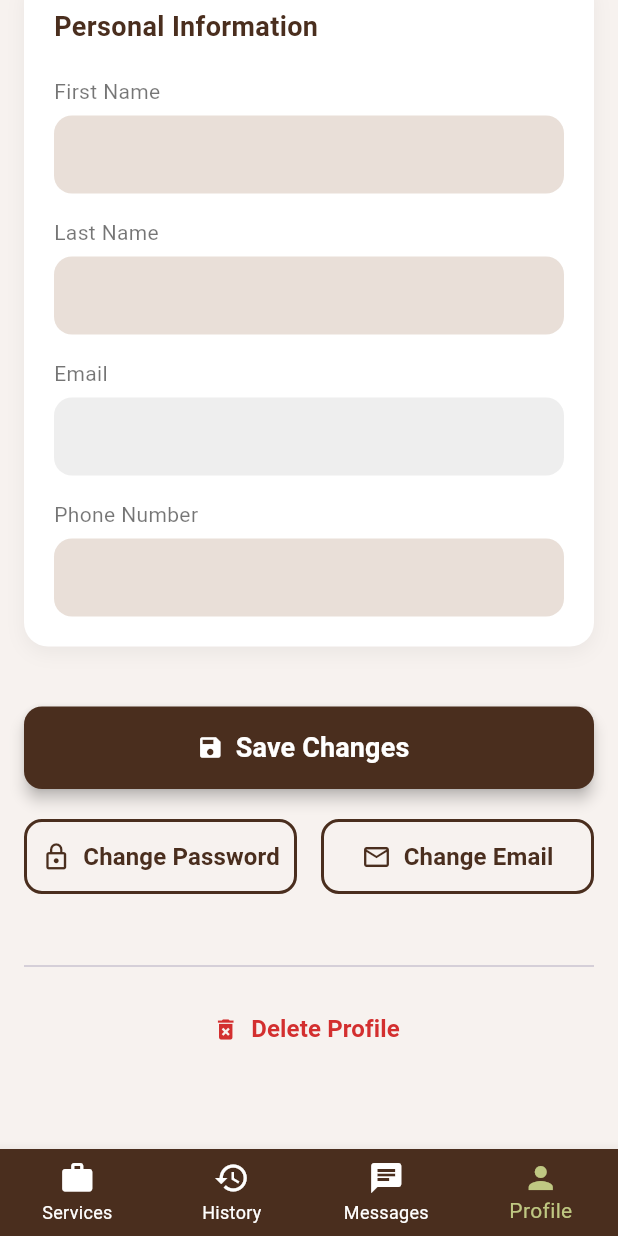
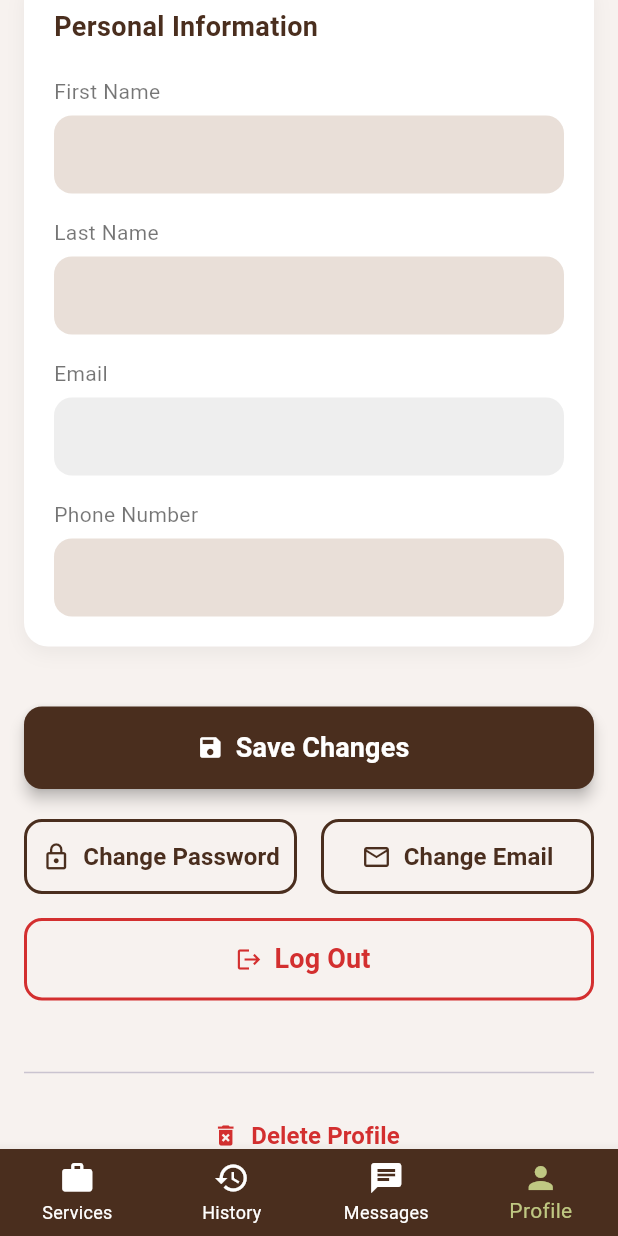
Before and after one commit to BinaryVibe/handyconnect, a Flutter app: the ProfileScreen screen opened by its route, scrolled down 277 dp, on a phone screen of 412 x 824 dp. Run offline on Flutter 3.47's test engine with Material 3 defaults, Android fonts, the phone set to English and light mode, and no system bars; our stand-ins replace go_router, image_picker, supabase_flutter; accounts and stored records are empty; network calls fail.

Commit message:
Add logout functionality to profile screen
Introduced a sign out method and a new logout button to the profile screen. The button triggers user sign out and navigates to the login page, with error handling via a snackbar. Updated button layout and section numbering for clarity.

```diff
--- a/lib/screens/profile_screen.dart
+++ b/lib/screens/profile_screen.dart
@@ -247,7 +247,23 @@ class _ProfileScreenState extends State<ProfileScreen> {
     }
   }
 
-  // --- 4. CHANGE PASSWORD LOGIC ---
+  // --- 4. SIGN OUT ---
+  Future<void> _signOut() async {
+    try {
+      await _supabase.auth.signOut();
+      if (mounted) {
+        context.go('/login');
+      }
+    } catch (e) {
+      if (mounted) {
+        ScaffoldMessenger.of(context).showSnackBar(
+          SnackBar(content: Text('Error signing out: $e')),
+        );
+      }
+    }
+  }
+
+  // --- 5. CHANGE PASSWORD LOGIC ---
   void _showChangePasswordDialog() {
     final passwordController = TextEditingController();
 
@@ -328,7 +344,7 @@ class _ProfileScreenState extends State<ProfileScreen> {
         : '${scheme}c-dashboard/profile';
   }
 
-  // --- 5. CHANGE EMAIL LOGIC ---
+  // --- 6. CHANGE EMAIL LOGIC ---
   void _showChangeEmailDialog() {
     final emailController = TextEditingController();
 
@@ -404,7 +420,7 @@ class _ProfileScreenState extends State<ProfileScreen> {
     );
   }
 
-  // --- 6. DELETE PROFILE LOGIC ---
+  // --- 7. DELETE PROFILE LOGIC ---
   void _showDeleteProfileDialog() {
     final confirmController = TextEditingController();
 
@@ -557,14 +573,14 @@ class _ProfileScreenState extends State<ProfileScreen> {
 
                   const SizedBox(height: 40),
 
-                  // --- NEW BUTTON LAYOUT ---
+                  // --- BUTTONS ---
 
-                  // 1. Primary Action: Save Changes
+                  // 1. Save Changes
                   _buildSaveButton(),
 
                   const SizedBox(height: 20),
 
-                  // 2. Secondary Actions: Change Password & Email (Side by Side)
+                  // 2. Change Password & Email
                   Row(
                     children: [
                       Expanded(child: _buildChangePasswordButton()),
@@ -573,11 +589,16 @@ class _ProfileScreenState extends State<ProfileScreen> {
                     ],
                   ),
 
+                  const SizedBox(height: 16),
+
+                  // 3. LOGOUT BUTTON (New)
+                  _buildLogoutButton(),
+
                   const SizedBox(height: 40),
                   const Divider(),
                   const SizedBox(height: 10),
 
-                  // 3. Danger Action: Delete Profile
+                  // 4. Delete Profile
                   _buildDeleteProfileButton(),
 
                   const SizedBox(height: 40),
@@ -790,7 +811,7 @@ class _ProfileScreenState extends State<ProfileScreen> {
     );
   }
 
-  // --- BUTTON BUILDERS (UPDATED STYLES) ---
+  // --- BUTTON BUILDERS ---
 
   Widget _buildSaveButton() {
     return SizedBox(
@@ -837,7 +858,7 @@ class _ProfileScreenState extends State<ProfileScreen> {
           shape: RoundedRectangleBorder(
             borderRadius: BorderRadius.circular(12),
           ),
-          padding: EdgeInsets.zero, // Compact for small screens
+          padding: EdgeInsets.zero,
         ),
         icon: const Icon(Icons.lock_outline, color: kPrimaryColor, size: 20),
         label: const Text(
@@ -871,6 +892,33 @@ class _ProfileScreenState extends State<ProfileScreen> {
             fontSize: 16,
             fontWeight: FontWeight.bold,
             color: kPrimaryColor,
+          ),
+        ),
+      ),
+    );
+  }
+
+  // --- NEW: LOGOUT BUTTON ---
+  Widget _buildLogoutButton() {
+    return SizedBox(
+      width: double.infinity,
+      height: 55,
+      child: OutlinedButton.icon(
+        onPressed: _isSaving ? null : _signOut,
+        style: OutlinedButton.styleFrom(
+          side: const BorderSide(color: kErrorColor, width: 2),
+          shape: RoundedRectangleBorder(
+            borderRadius: BorderRadius.circular(12),
+          ),
+          foregroundColor: kErrorColor,
+        ),
+        icon: const Icon(Icons.logout, color: kErrorColor),
+        label: const Text(
+          "Log Out",
+          style: TextStyle(
+            fontSize: 18,
+            fontWeight: FontWeight.bold,
+            color: kErrorColor,
           ),
         ),
       ),
```
